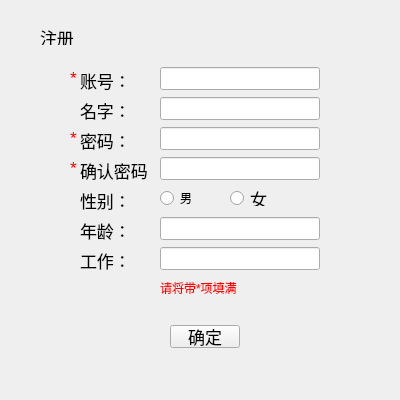
kangwenyun/batch_acquisition_system_qt_before, file registered.ui: the form before one commit.
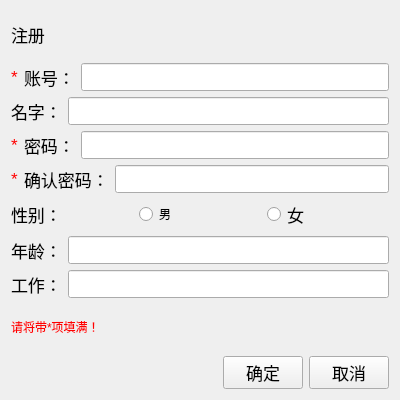
The form after the commit.

Diff of the .ui file:
```diff
--- a/registered.ui
+++ b/registered.ui
@@ -18,28 +18,28 @@
   <property name="windowTitle">
    <string>Form</string>
   </property>
+  <layout class="QVBoxLayout" name="verticalLayout">
+   <item>
   <widget class="QLabel" name="register_2">
-   <property name="geometry">
-    <rect>
-     <x>40</x>
-     <y>30</y>
-     <width>35</width>
-     <height>15</height>
-    </rect>
-   </property>
    <property name="text">
     <string>注册</string>
    </property>
   </widget>
+   </item>
+   <item>
+    <layout class="QHBoxLayout" name="horizontalLayout_4">
+     <item>
+      <widget class="QLabel" name="userid_star">
+       <property name="styleSheet">
+        <string notr="true">color: rgb(255, 0, 0);</string>
+       </property>
+       <property name="text">
+        <string>*</string>
+       </property>
+      </widget>
+     </item>
+     <item>
   <widget class="QLabel" name="userid_label">
-   <property name="geometry">
-    <rect>
-     <x>80</x>
-     <y>70</y>
-     <width>45</width>
-     <height>20</height>
-    </rect>
-   </property>
    <property name="font">
     <font>
      <pointsize>13</pointsize>
@@ -49,15 +49,16 @@
     <string>账号：</string>
    </property>
   </widget>
+     </item>
+     <item>
+      <widget class="QLineEdit" name="userid"/>
+     </item>
+    </layout>
+   </item>
+   <item>
+    <layout class="QHBoxLayout" name="horizontalLayout_3">
+     <item>
   <widget class="QLabel" name="username_label">
-   <property name="geometry">
-    <rect>
-     <x>80</x>
-     <y>100</y>
-     <width>45</width>
-     <height>20</height>
-    </rect>
-   </property>
    <property name="font">
     <font>
      <pointsize>13</pointsize>
@@ -67,15 +68,26 @@
     <string>名字：</string>
    </property>
   </widget>
+     </item>
+     <item>
+      <widget class="QLineEdit" name="username"/>
+     </item>
+    </layout>
+   </item>
+   <item>
+    <layout class="QHBoxLayout" name="horizontalLayout_2">
+     <item>
+      <widget class="QLabel" name="passwd_star">
+       <property name="styleSheet">
+        <string notr="true">color: rgb(255, 0, 0);</string>
+       </property>
+       <property name="text">
+        <string>*</string>
+       </property>
+      </widget>
+     </item>
+     <item>
   <widget class="QLabel" name="passwd_label">
-   <property name="geometry">
-    <rect>
-     <x>80</x>
-     <y>130</y>
-     <width>45</width>
-     <height>20</height>
-    </rect>
-   </property>
    <property name="font">
     <font>
      <pointsize>13</pointsize>
@@ -85,15 +97,26 @@
     <string>密码：</string>
    </property>
   </widget>
+     </item>
+     <item>
+      <widget class="QLineEdit" name="passwd"/>
+     </item>
+    </layout>
+   </item>
+   <item>
+    <layout class="QHBoxLayout" name="horizontalLayout">
+     <item>
+      <widget class="QLabel" name="passwd_again_star">
+       <property name="styleSheet">
+        <string notr="true">color: rgb(255, 0, 0);</string>
+       </property>
+       <property name="text">
+        <string>*</string>
+       </property>
+      </widget>
+     </item>
+     <item>
   <widget class="QLabel" name="passwd_again_label">
-   <property name="geometry">
-    <rect>
-     <x>80</x>
-     <y>160</y>
-     <width>75</width>
-     <height>20</height>
-    </rect>
-   </property>
    <property name="font">
     <font>
      <pointsize>13</pointsize>
@@ -103,15 +126,16 @@
     <string>确认密码：</string>
    </property>
   </widget>
+     </item>
+     <item>
+      <widget class="QLineEdit" name="passwd_again"/>
+     </item>
+    </layout>
+   </item>
+   <item>
+    <layout class="QHBoxLayout" name="horizontalLayout_5">
+     <item>
   <widget class="QLabel" name="sex_label">
-   <property name="geometry">
-    <rect>
-     <x>80</x>
-     <y>190</y>
-     <width>45</width>
-     <height>20</height>
-    </rect>
-   </property>
    <property name="font">
     <font>
      <pointsize>13</pointsize>
@@ -121,159 +145,9 @@
     <string>性别：</string>
    </property>
   </widget>
-  <widget class="QLabel" name="age_label">
-   <property name="geometry">
-    <rect>
-     <x>80</x>
-     <y>220</y>
-     <width>45</width>
-     <height>20</height>
-    </rect>
-   </property>
-   <property name="font">
-    <font>
-     <pointsize>13</pointsize>
-    </font>
-   </property>
-   <property name="text">
-    <string>年龄：</string>
-   </property>
-  </widget>
-  <widget class="QLabel" name="userid_star">
-   <property name="geometry">
-    <rect>
-     <x>70</x>
-     <y>70</y>
-     <width>8</width>
-     <height>16</height>
-    </rect>
-   </property>
-   <property name="styleSheet">
-    <string notr="true">color: rgb(255, 0, 0);</string>
-   </property>
-   <property name="text">
-    <string>*</string>
-   </property>
-  </widget>
-  <widget class="QLabel" name="job_lable">
-   <property name="geometry">
-    <rect>
-     <x>80</x>
-     <y>250</y>
-     <width>45</width>
-     <height>20</height>
-    </rect>
-   </property>
-   <property name="font">
-    <font>
-     <pointsize>13</pointsize>
-    </font>
-   </property>
-   <property name="text">
-    <string>工作：</string>
-   </property>
-  </widget>
-  <widget class="QLabel" name="passwd_star">
-   <property name="geometry">
-    <rect>
-     <x>70</x>
-     <y>130</y>
-     <width>8</width>
-     <height>16</height>
-    </rect>
-   </property>
-   <property name="styleSheet">
-    <string notr="true">color: rgb(255, 0, 0);</string>
-   </property>
-   <property name="text">
-    <string>*</string>
-   </property>
-  </widget>
-  <widget class="QLabel" name="passwd_again_star">
-   <property name="geometry">
-    <rect>
-     <x>70</x>
-     <y>160</y>
-     <width>8</width>
-     <height>16</height>
-    </rect>
-   </property>
-   <property name="styleSheet">
-    <string notr="true">color: rgb(255, 0, 0);</string>
-   </property>
-   <property name="text">
-    <string>*</string>
-   </property>
-  </widget>
-  <widget class="QLineEdit" name="userid">
-   <property name="geometry">
-    <rect>
-     <x>160</x>
-     <y>67</y>
-     <width>160</width>
-     <height>23</height>
-    </rect>
-   </property>
-  </widget>
-  <widget class="QLineEdit" name="username">
-   <property name="geometry">
-    <rect>
-     <x>160</x>
-     <y>97</y>
-     <width>160</width>
-     <height>23</height>
-    </rect>
-   </property>
-  </widget>
-  <widget class="QLineEdit" name="passwd">
-   <property name="geometry">
-    <rect>
-     <x>160</x>
-     <y>127</y>
-     <width>160</width>
-     <height>23</height>
-    </rect>
-   </property>
-  </widget>
-  <widget class="QLineEdit" name="passwd_again">
-   <property name="geometry">
-    <rect>
-     <x>160</x>
-     <y>157</y>
-     <width>160</width>
-     <height>23</height>
-    </rect>
-   </property>
-  </widget>
-  <widget class="QLineEdit" name="age">
-   <property name="geometry">
-    <rect>
-     <x>160</x>
-     <y>217</y>
-     <width>160</width>
-     <height>23</height>
-    </rect>
-   </property>
-  </widget>
-  <widget class="QLineEdit" name="job">
-   <property name="geometry">
-    <rect>
-     <x>160</x>
-     <y>247</y>
-     <width>160</width>
-     <height>23</height>
-    </rect>
-   </property>
-  </widget>
+     </item>
+     <item>
   <widget class="QRadioButton" name="sex_man">
-   <property name="geometry">
-    <rect>
-     <x>160</x>
-     <y>190</y>
-     <width>41</width>
-     <height>16</height>
-    </rect>
-   </property>
    <property name="font">
     <font>
      <pointsize>9</pointsize>
@@ -283,41 +157,56 @@
     <string>男</string>
    </property>
   </widget>
+     </item>
+     <item>
   <widget class="QRadioButton" name="sex_women">
-   <property name="geometry">
-    <rect>
-     <x>230</x>
-     <y>190</y>
-     <width>41</width>
-     <height>16</height>
-    </rect>
-   </property>
    <property name="text">
     <string>女</string>
    </property>
   </widget>
-  <widget class="QPushButton" name="ok_button">
-   <property name="geometry">
-    <rect>
-     <x>170</x>
-     <y>325</y>
-     <width>70</width>
-     <height>23</height>
-    </rect>
+     </item>
+    </layout>
+   </item>
+   <item>
+    <layout class="QHBoxLayout" name="horizontalLayout_6">
+     <item>
+      <widget class="QLabel" name="age_label">
+       <property name="font">
+        <font>
+         <pointsize>13</pointsize>
+        </font>
    </property>
    <property name="text">
-    <string>确定</string>
-   </property>
-  </widget>
+        <string>年龄：</string>
+       </property>
+      </widget>
+     </item>
+     <item>
+      <widget class="QLineEdit" name="age"/>
+     </item>
+    </layout>
+   </item>
+   <item>
+    <layout class="QHBoxLayout" name="horizontalLayout_7">
+     <item>
+      <widget class="QLabel" name="job_lable">
+       <property name="font">
+        <font>
+         <pointsize>13</pointsize>
+        </font>
+       </property>
+       <property name="text">
+        <string>工作：</string>
+       </property>
+      </widget>
+     </item>
+     <item>
+      <widget class="QLineEdit" name="job"/>
+     </item>
+    </layout>
+   </item>
+   <item>
   <widget class="QLabel" name="err_label">
-   <property name="geometry">
-    <rect>
-     <x>160</x>
-     <y>280</y>
-     <width>81</width>
-     <height>15</height>
-    </rect>
-   </property>
    <property name="font">
     <font>
      <pointsize>9</pointsize>
@@ -330,6 +219,39 @@
     <string>请将带*项填满！</string>
    </property>
   </widget>
+   </item>
+   <item>
+    <layout class="QHBoxLayout" name="horizontalLayout_8">
+     <item>
+      <spacer name="horizontalSpacer">
+       <property name="orientation">
+        <enum>Qt::Horizontal</enum>
+       </property>
+       <property name="sizeHint" stdset="0">
+        <size>
+         <width>88</width>
+         <height>20</height>
+        </size>
+       </property>
+      </spacer>
+     </item>
+     <item>
+      <widget class="QPushButton" name="ok_button">
+       <property name="text">
+        <string>确定</string>
+       </property>
+      </widget>
+     </item>
+     <item>
+      <widget class="QPushButton" name="pushButton">
+       <property name="text">
+        <string>取消</string>
+       </property>
+      </widget>
+     </item>
+    </layout>
+   </item>
+  </layout>
  </widget>
  <resources/>
  <connections/>
```
Lines whose indentation alone changed are shown as unchanged.
